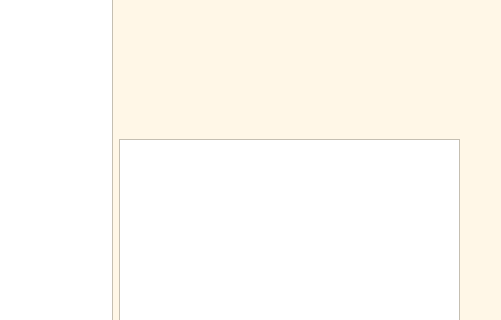
Qt form forms/mainwindow.ui (shogimaru/shogimaru) before a commit; both pictures show x 519 to 1020 and y 226 to 546 of the 1020 by 977 pixel window.
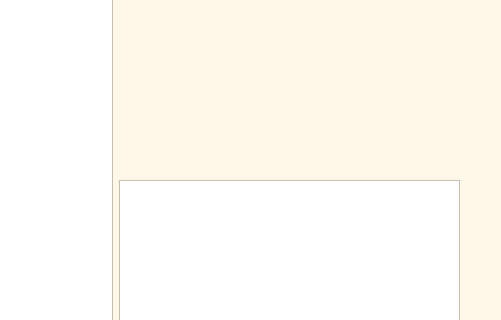
The same form after that commit.

```diff
--- a/forms/mainwindow.ui
+++ b/forms/mainwindow.ui
@@ -325,6 +325,16 @@
            </property>
           </widget>
          </item>
+         <item>
+          <widget class="QWidget" name="opeWidget" native="true">
+           <property name="minimumSize">
+            <size>
+             <width>0</width>
+             <height>35</height>
+            </size>
+           </property>
+          </widget>
+         </item>
          <item>
           <widget class="QListWidget" name="recordWidget">
            <property name="sizePolicy">
```
